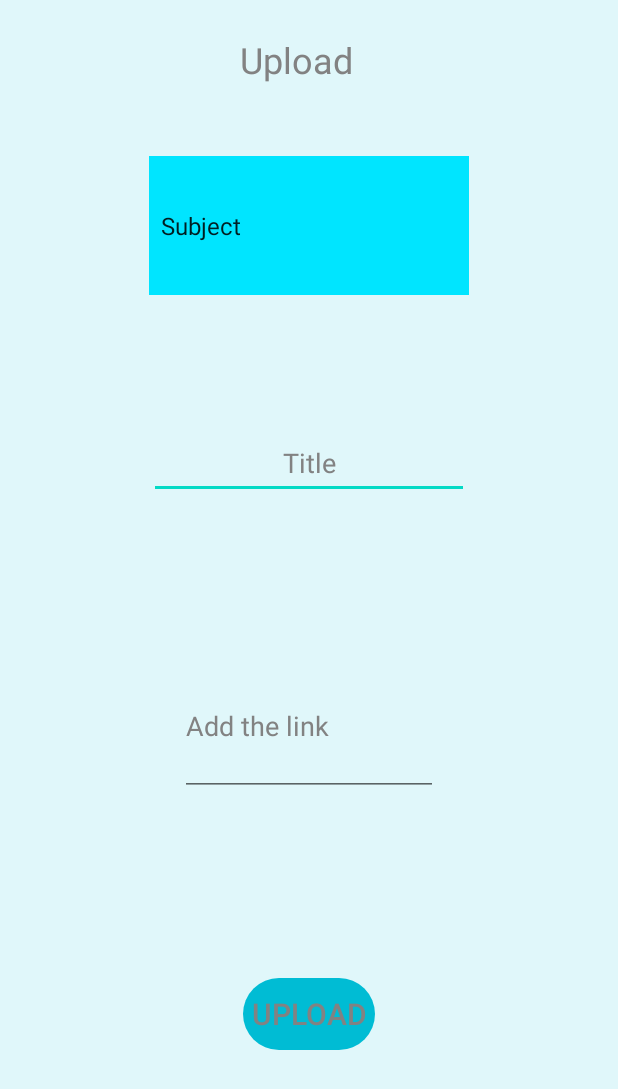
After one commit to geethmaka/StudyHelper-Android-Firebase, an Android app: the layout link_popup_window.xml on its own in the app's theme, with its tools: preview values and no code run, on a phone screen of 412 x 824 dp. The commit adds this screen. Shown: the top 1089 px of the screen. Run offline under Robolectric (Android 15) with nearby library versions, the light colour scheme and no system bars.

Commit message:
fix:popup

```diff
--- /dev/null
+++ b/app/src/main/res/layout/link_popup_window.xml
@@ -0,0 +1,83 @@
+<?xml version="1.0" encoding="utf-8"?>
+<androidx.constraintlayout.widget.ConstraintLayout xmlns:android="http://schemas.android.com/apk/res/android"
+    xmlns:app="http://schemas.android.com/apk/res-auto"
+    xmlns:tools="http://schemas.android.com/tools"
+    android:id="@+id/pdfUploder"
+    android:layout_width="match_parent"
+    android:layout_height="match_parent"
+    android:background="@color/Cyan50">
+
+    <TextView
+        android:id="@+id/link_heading"
+        android:layout_width="92dp"
+        android:layout_height="wrap_content"
+        android:layout_marginTop="23dp"
+        android:layout_marginBottom="48dp"
+        android:text="@string/pdf_upload"
+        android:textColor="@color/gray"
+        android:textSize="24sp"
+        app:layout_constraintBottom_toTopOf="@+id/spinner"
+        app:layout_constraintEnd_toEndOf="parent"
+        app:layout_constraintStart_toStartOf="parent"
+        app:layout_constraintTop_toTopOf="parent" />
+
+    <Spinner
+        android:id="@+id/spinner"
+        android:layout_width="213dp"
+        android:layout_height="0dp"
+        android:layout_marginBottom="88dp"
+        android:background="@color/harbor_grey"
+        android:backgroundTint="@color/A400"
+        android:entries="@array/stream_subj"
+        android:gravity="right"
+        android:popupBackground="@color/a200"
+        app:layout_constraintBottom_toTopOf="@+id/link_title"
+        app:layout_constraintEnd_toEndOf="parent"
+        app:layout_constraintStart_toStartOf="parent"
+        app:layout_constraintTop_toBottomOf="@+id/link_heading" />
+
+    <EditText
+        android:id="@+id/link_title"
+        android:layout_width="wrap_content"
+        android:layout_height="wrap_content"
+        android:layout_marginBottom="105dp"
+        android:ems="10"
+        android:gravity="center"
+        android:hint="Title"
+        android:inputType="textPersonName"
+        android:minHeight="48dp"
+        android:textColorHint="@color/gray"
+        app:layout_constraintBottom_toTopOf="@+id/link_add"
+        app:layout_constraintEnd_toEndOf="parent"
+        app:layout_constraintStart_toStartOf="parent"
+        app:layout_constraintTop_toBottomOf="@+id/spinner" />
+
+    <EditText
+        android:id="@+id/link_add"
+        android:layout_width="172dp"
+        android:layout_height="0dp"
+        android:layout_marginBottom="121dp"
+        android:hint="Add the link"
+        android:minHeight="48dp"
+        android:textColorHint="@color/gray"
+        app:layout_constraintBottom_toTopOf="@+id/btn_uploadlink"
+        app:layout_constraintEnd_toEndOf="parent"
+        app:layout_constraintStart_toStartOf="parent"
+        app:layout_constraintTop_toBottomOf="@+id/link_title" />
+
+    <android.widget.Button
+        android:id="@+id/btn_uploadlink"
+        android:layout_width="wrap_content"
+        android:layout_height="wrap_content"
+        android:layout_marginBottom="124dp"
+        android:background="@drawable/button"
+        android:backgroundTint="@color/d500"
+        android:text="@string/pdf_upload"
+        android:textColor="@color/gray"
+        android:textSize="20dp"
+        app:layout_constraintBottom_toBottomOf="parent"
+        app:layout_constraintEnd_toEndOf="parent"
+        app:layout_constraintStart_toStartOf="parent"
+        app:layout_constraintTop_toBottomOf="@+id/link_add" />
+
+</androidx.constraintlayout.widget.ConstraintLayout>
```
Also changed, not shown: app/src/main/java/com/example/madd_project/TeacherMainActivity.java (+63 -3 lines), app/src/main/res/layout/fragment_teacher_dash_board.xml (+6 -2 lines).
